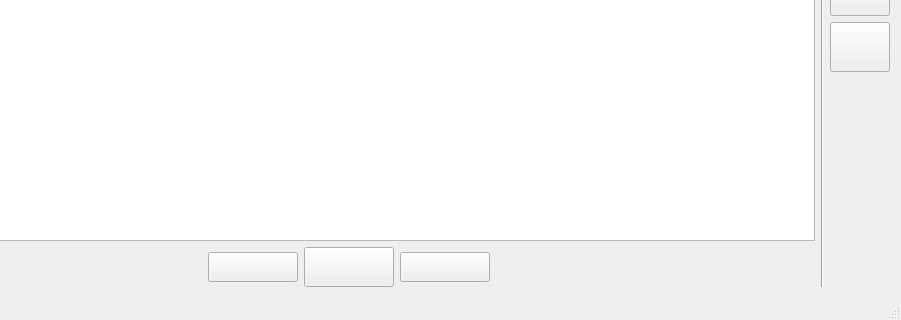
This is A6-SpriteEditor/A6-SpriteEditor/mainwindow.ui in thePeterPan/CS3505-2016 as Qt 5 draws it before an edit; both pictures show x 379 to 1280 and y 400 to 720 of the 1280 by 720 pixel window. The edited form follows.
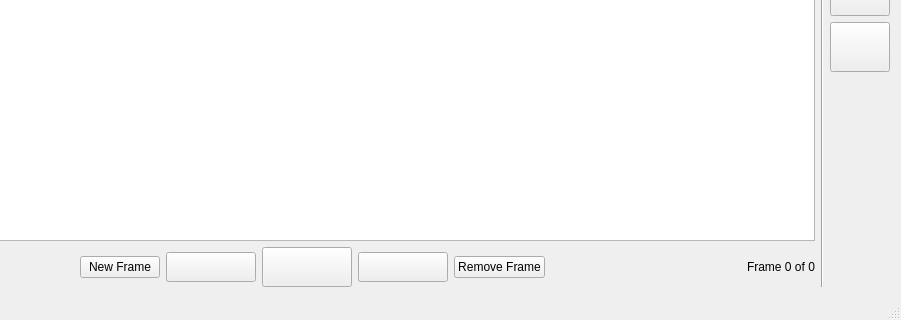
This is the edited form. Icons and pictures are not drawn. Custom widgets are drawn as their Qt base class.

Commit message: User can switch between frames

What changed in the file:
```diff
--- a/A6-SpriteEditor/A6-SpriteEditor/mainwindow.ui
+++ b/A6-SpriteEditor/A6-SpriteEditor/mainwindow.ui
@@ -219,6 +219,13 @@
             </property>
            </spacer>
           </item>
+          <item>
+           <widget class="QPushButton" name="addFrame_pushButton">
+            <property name="text">
+             <string>New Frame</string>
+            </property>
+           </widget>
+          </item>
           <item>
            <widget class="QPushButton" name="prevFrame_pushButton">
             <property name="sizePolicy">
@@ -309,6 +316,13 @@
             </property>
            </widget>
           </item>
+          <item>
+           <widget class="QPushButton" name="removeFrame_pushButton">
+            <property name="text">
+             <string>Remove Frame</string>
+            </property>
+           </widget>
+          </item>
           <item>
            <spacer name="horizontalSpacer_2">
             <property name="orientation">
@@ -322,6 +336,13 @@
             </property>
            </spacer>
           </item>
+          <item>
+           <widget class="QLabel" name="frameIndexLabel">
+            <property name="text">
+             <string>Frame 0 of 0</string>
+            </property>
+           </widget>
+          </item>
          </layout>
         </item>
        </layout>
```
The commit also changes 5 other files.
